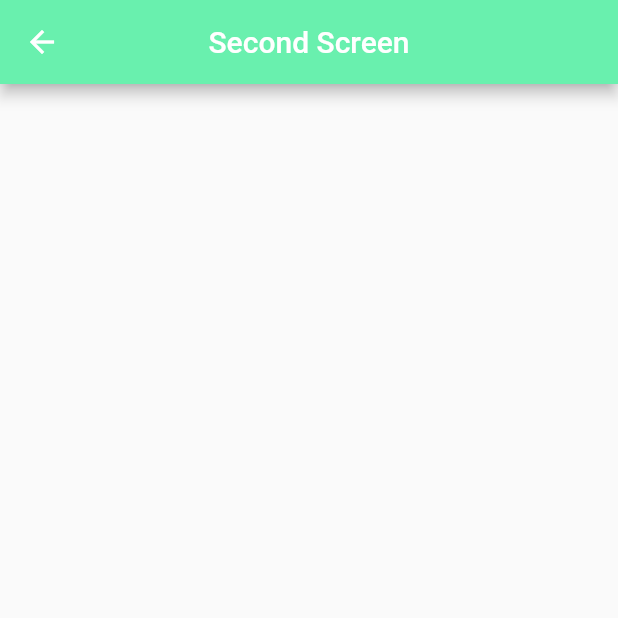
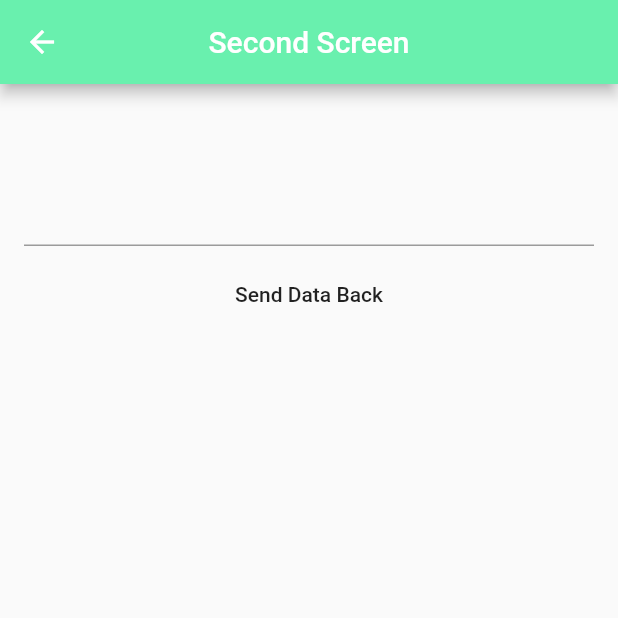
Before and after one commit to sho-1990/NewScreen, a Flutter app: the screen it shows after launch, after a tap on "Send To Next Screen", on a phone screen of 412 x 824 dp, the top half of it. Run offline on Flutter 3.47's test engine with Material 2 defaults, Android fonts, the phone set to English and light mode, and no system bars.

Commit message:
[update]back to home

```diff
--- a/lib/main.dart
+++ b/lib/main.dart
@@ -1,3 +1,5 @@
+import 'dart:async';
+
 import 'package:flutter/material.dart';
 
 
@@ -15,6 +17,20 @@ class Home extends StatefulWidget {
 
 class _HomeState extends State<Home> {
   var _nameFieldController = TextEditingController();
+
+  Future _gotToNextScreen(BuildContext context) async {
+    Map results = await Navigator.of(context).push(
+      MaterialPageRoute<Map>(
+          builder: (BuildContext context) {
+            return NextScreen(name: _nameFieldController.text);
+          })
+    );
+    if (results != null && results.containsKey('info')) {
+      _nameFieldController.text = results['info'];
+    } else {
+      print('Nothing!');
+    }
+  }
 
   @override
   Widget build(BuildContext context) {
@@ -39,10 +55,7 @@ class _HomeState extends State<Home> {
             title: RaisedButton(
                 child: Text("Send To Next Screen"),
                 onPressed: () {
-                  var router = MaterialPageRoute(
-                    builder: (BuildContext context) => NextScreen(name: _nameFieldController.text)
-                  );
-                  Navigator.of(context).push(router);
+                  _gotToNextScreen(context);
                 }),
           )
         ],
@@ -62,6 +75,8 @@ class NextScreen extends StatefulWidget {
 }
 
 class _NextScreenState extends State<NextScreen> {
+  var _backTextFieldController = TextEditingController();
+
   @override
   Widget build(BuildContext context) {
     return Scaffold(
@@ -70,8 +85,29 @@ class _NextScreenState extends State<NextScreen> {
         title: Text('Second Screen'),
         centerTitle: true,
       ),
-      body: ListTile(
-        title: Text('${widget.name}'),
+      body: Container(
+        child: Column(
+          children: <Widget>[
+            ListTile(
+              title: Text('${widget.name}'),
+            ),
+            ListTile(
+              title: TextField(
+                controller: _backTextFieldController,
+              ),
+            ),
+            ListTile(
+              title: FlatButton(
+                onPressed: () {
+                  Navigator.pop(context, {
+                    'info': _backTextFieldController.text
+                  });
+                },
+                child: Text('Send Data Back'),
+              ),
+            )
+          ],
+        ),
       ),
     );
   }
```
